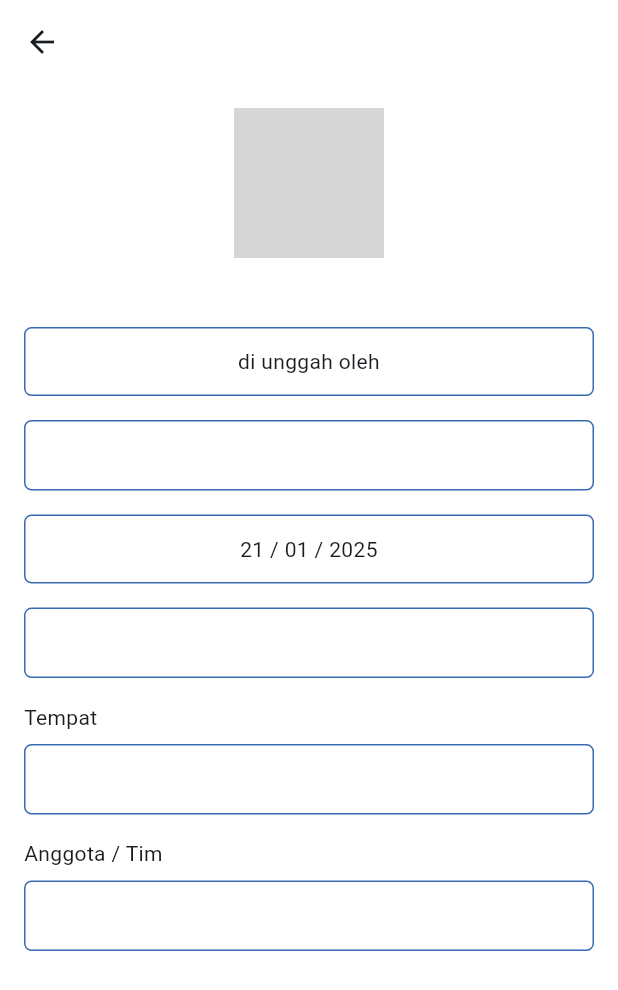
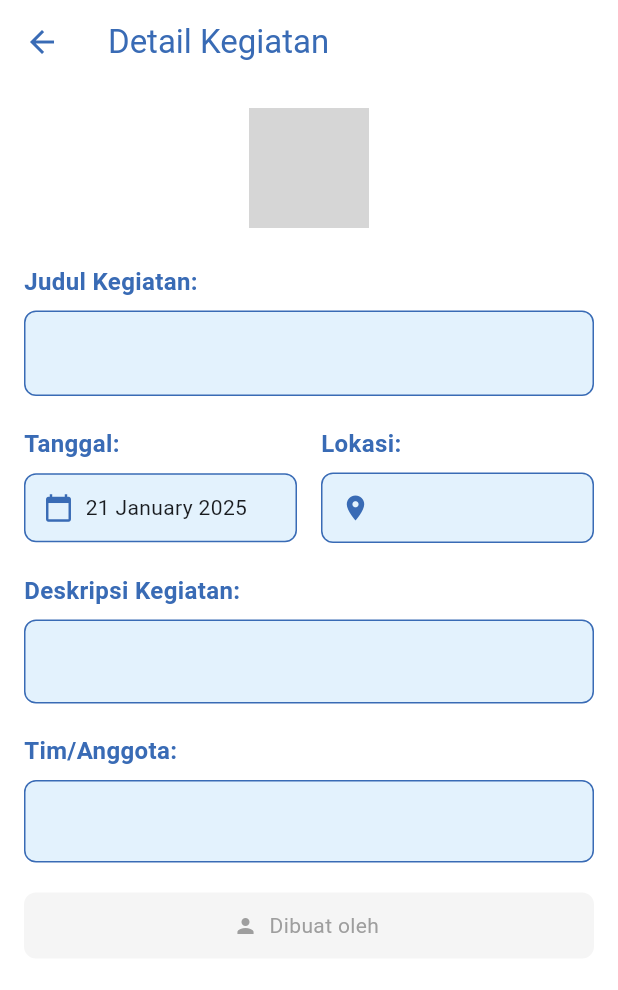
Before and after one commit to zahrld/rekap, a Flutter app: the DetailKegiatanScreen screen opened directly with empty values, on a phone screen of 412 x 824 dp. Shown: the top 990 px of the screen. Run offline on Flutter 3.47's test engine with Material 3 defaults, Android fonts, the phone set to English and light mode, and no system bars; our stand-ins replace google_fonts, image_picker, table_calendar; network calls fail; grey boxes are pictures that could not be loaded.

Commit message:
detail kegiatan screen

```diff
--- a/lib/screens/catatan_survei.dart
+++ b/lib/screens/catatan_survei.dart
@@ -5,15 +5,18 @@ import 'package:intl/intl.dart';
 import '../config/api_config.dart';
 import '../models/survey_model.dart';
 import 'detail_kegiatan_screen.dart';
+import '../models/user_model.dart';
 
 class CatatanSurvei extends StatefulWidget {
   final String username;
   final int userId;
+  final User user;
 
   const CatatanSurvei({
     super.key,
     required this.username,
     required this.userId,
+    required this.user,
   });
 
   @override
@@ -54,10 +57,13 @@ class _CatatanSurveiState extends State<CatatanSurvei> {
   void _filterActivities(String query) {
     final filtered = _activities.where((activity) {
       final titleLower = activity.judul.toLowerCase();
-      final dateFormatted = DateFormat('EEEE, d MMMM yyyy', 'id_ID').format(activity.tanggal).toLowerCase();
+      final dateFormatted = DateFormat('EEEE, d MMMM yyyy', 'id_ID')
+          .format(activity.tanggal)
+          .toLowerCase();
       final searchLower = query.toLowerCase();
 
-      return titleLower.contains(searchLower) || dateFormatted.contains(searchLower);
+      return titleLower.contains(searchLower) ||
+          dateFormatted.contains(searchLower);
     }).toList();
 
     setState(() {
@@ -101,7 +107,9 @@ class _CatatanSurveiState extends State<CatatanSurvei> {
                     itemCount: _filteredActivities.length,
                     itemBuilder: (context, index) {
                       final activity = _filteredActivities[index];
-                      final formattedDate = DateFormat('EEEE, d MMMM yyyy', 'id_ID').format(activity.tanggal);
+                      final formattedDate =
+                          DateFormat('EEEE, d MMMM yyyy', 'id_ID')
+                              .format(activity.tanggal);
                       return Card(
                         child: ListTile(
                           title: Text(
@@ -116,7 +124,10 @@ class _CatatanSurveiState extends State<CatatanSurvei> {
                             Navigator.push(
                               context,
                               MaterialPageRoute(
-                                builder: (context) => DetailKegiatanScreen(activity: activity),
+                                builder: (context) => DetailKegiatanScreen(
+                                  activity: activity,
+                                  user: widget.user,
+                                ),
                               ),
                             );
                           },
--- a/lib/screens/detail_kegiatan_screen.dart
+++ b/lib/screens/detail_kegiatan_screen.dart
@@ -1,38 +1,83 @@
 import 'package:flutter/material.dart';
 import '../models/survey_model.dart';
 import 'package:intl/intl.dart';
+import '../models/user_model.dart';
 
 class DetailKegiatanScreen extends StatelessWidget {
   final Activity activity;
+  final User user;
 
-  const DetailKegiatanScreen({super.key, required this.activity});
+  const DetailKegiatanScreen(
+      {super.key, required this.activity, required this.user});
 
   @override
   Widget build(BuildContext context) {
     return Scaffold(
       appBar: AppBar(
+        title: const Text(
+          'Detail Kegiatan',
+          style: TextStyle(color: Color(0xFF396BB5)),
+        ),
         backgroundColor: Colors.white,
         elevation: 0,
+        iconTheme: const IconThemeData(color: Color(0xFF396BB5)),
       ),
       backgroundColor: Colors.white,
       body: SingleChildScrollView(
         padding: const EdgeInsets.all(16.0),
         child: Column(
-          crossAxisAlignment: CrossAxisAlignment.center,
+          crossAxisAlignment: CrossAxisAlignment.start,
           children: [
-            Image.asset(
+            // Header dengan logo
+            Center(
+              child: Image.asset(
                 'lib/images/Sicap_biru.png',
-              height: 100,
+                height: 80,
               ),
-            const SizedBox(height: 10),
+            ),
+            const SizedBox(height: 24),
+
+            // Judul Kegiatan
+            const Text(
+              'Judul Kegiatan:',
+              style: TextStyle(
+                fontSize: 16,
+                fontWeight: FontWeight.bold,
+                color: Color(0xFF396BB5),
+              ),
+            ),
+            const SizedBox(height: 8),
+            Container(
+              width: double.infinity,
+              padding: const EdgeInsets.all(16),
+              decoration: BoxDecoration(
+                color: Colors.blue[50],
+                borderRadius: BorderRadius.circular(8),
+                border: Border.all(color: const Color(0xFF396BB5)),
+              ),
+              child: Text(
+                activity.judul,
+                style: const TextStyle(fontSize: 16),
+              ),
+            ),
             const SizedBox(height: 20),
-            // Gambar dokumentasi
-            if (activity.images != null && activity.images!.isNotEmpty)
+
+            // Dokumentasi Foto
+            if (activity.images != null && activity.images!.isNotEmpty) ...[
+              const Text(
+                'Dokumentasi:',
+                style: TextStyle(
+                  fontSize: 16,
+                  fontWeight: FontWeight.bold,
+                  color: Color(0xFF396BB5),
+                ),
+              ),
+              const SizedBox(height: 8),
               Container(
                 height: 200,
                 decoration: BoxDecoration(
+                  borderRadius: BorderRadius.circular(8),
                   border: Border.all(color: const Color(0xFF396BB5)),
-                  borderRadius: BorderRadius.circular(8),
                 ),
                 child: ListView.builder(
                   scrollDirection: Axis.horizontal,
@@ -45,120 +90,185 @@ class DetailKegiatanScreen extends StatelessWidget {
                         child: Image.network(
                           activity.images![index],
                           fit: BoxFit.cover,
+                          width: 250,
+                          errorBuilder: (context, error, stackTrace) {
+                            return Container(
+                              width: 250,
+                              color: Colors.grey[200],
+                              child: const Center(
+                                child: Icon(Icons.error),
+                              ),
+                            );
+                          },
                         ),
                       ),
                     );
                   },
                 ),
               ),
-            const SizedBox(height: 16),
-            // Diunggah oleh
-            Container(
-              width: double.infinity,
-              padding: const EdgeInsets.symmetric(vertical: 12, horizontal: 16),
-              decoration: BoxDecoration(
-                border: Border.all(color: const Color(0xFF396BB5)),
-                borderRadius: BorderRadius.circular(5),
-              ),
-              child: Text(
-                'di unggah oleh ${activity.username}',
-                textAlign: TextAlign.center,
-                style: const TextStyle(fontSize: 14),
-              ),
-            ),
-            const SizedBox(height: 16),
-            // Judul
-            Container(
-              width: double.infinity,
-              padding: const EdgeInsets.symmetric(vertical: 12, horizontal: 16),
-              decoration: BoxDecoration(
-                border: Border.all(color: const Color(0xFF396BB5)),
-                borderRadius: BorderRadius.circular(5),
-              ),
-              child: Text(
-                activity.judul,
-                textAlign: TextAlign.center,
-                style: const TextStyle(fontSize: 14),
-              ),
-            ),
-            const SizedBox(height: 16),
-            // Tanggal
-            Container(
-              width: double.infinity,
-              padding: const EdgeInsets.symmetric(vertical: 12, horizontal: 16),
-              decoration: BoxDecoration(
-                border: Border.all(color: const Color(0xFF396BB5)),
-                borderRadius: BorderRadius.circular(5),
-              ),
-              child: Text(
-                DateFormat('dd / MM / yyyy').format(activity.tanggal),
-                textAlign: TextAlign.center,
-                style: const TextStyle(fontSize: 14),
-              ),
-            ),
-            const SizedBox(height: 16),
-            // Deskripsi
-            Container(
-              width: double.infinity,
-              padding: const EdgeInsets.symmetric(vertical: 12, horizontal: 16),
-              decoration: BoxDecoration(
-                border: Border.all(color: const Color(0xFF396BB5)),
-                borderRadius: BorderRadius.circular(5),
-              ),
-              child: Text(
-                activity.deskripsi,
-                style: const TextStyle(fontSize: 14),
-              ),
-            ),
-            const SizedBox(height: 16),
-            // Tempat
-            Column(
+              const SizedBox(height: 20),
+            ],
+
+            // Informasi Waktu dan Tempat
+            Row(
+              children: [
+                Expanded(
+                  child: Column(
                     crossAxisAlignment: CrossAxisAlignment.start,
                     children: [
                       const Text(
-                  'Tempat',
-                  style: TextStyle(fontSize: 14),
+                        'Tanggal:',
+                        style: TextStyle(
+                          fontSize: 16,
+                          fontWeight: FontWeight.bold,
+                          color: Color(0xFF396BB5),
+                        ),
+                      ),
+                      const SizedBox(height: 8),
+                      Container(
+                        padding: const EdgeInsets.all(12),
+                        decoration: BoxDecoration(
+                          color: Colors.blue[50],
+                          borderRadius: BorderRadius.circular(8),
+                          border: Border.all(color: const Color(0xFF396BB5)),
+                        ),
+                        child: Row(
+                          children: [
+                            const Icon(
+                              Icons.calendar_today,
+                              color: Color(0xFF396BB5),
+                              size: 20,
+                            ),
+                            const SizedBox(width: 8),
+                            Text(
+                              DateFormat('dd MMMM yyyy')
+                                  .format(activity.tanggal),
+                              style: const TextStyle(fontSize: 14),
+                            ),
+                          ],
+                        ),
+                      ),
+                    ],
+                  ),
+                ),
+                const SizedBox(width: 16),
+                Expanded(
+                  child: Column(
+                    crossAxisAlignment: CrossAxisAlignment.start,
+                    children: [
+                      const Text(
+                        'Lokasi:',
+                        style: TextStyle(
+                          fontSize: 16,
+                          fontWeight: FontWeight.bold,
+                          color: Color(0xFF396BB5),
+                        ),
+                      ),
+                      const SizedBox(height: 8),
+                      Container(
+                        padding: const EdgeInsets.all(12),
+                        decoration: BoxDecoration(
+                          color: Colors.blue[50],
+                          borderRadius: BorderRadius.circular(8),
+                          border: Border.all(color: const Color(0xFF396BB5)),
+                        ),
+                        child: Row(
+                          children: [
+                            const Icon(
+                              Icons.location_on,
+                              color: Color(0xFF396BB5),
+                              size: 20,
+                            ),
+                            const SizedBox(width: 8),
+                            Expanded(
+                              child: Text(
+                                activity.tempat,
+                                style: const TextStyle(fontSize: 14),
+                                overflow: TextOverflow.ellipsis,
+                              ),
+                            ),
+                          ],
+                        ),
+                      ),
+                    ],
+                  ),
+                ),
+              ],
+            ),
+            const SizedBox(height: 20),
+
+            // Deskripsi
+            const Text(
+              'Deskripsi Kegiatan:',
+              style: TextStyle(
+                fontSize: 16,
+                fontWeight: FontWeight.bold,
+                color: Color(0xFF396BB5),
+              ),
             ),
             const SizedBox(height: 8),
             Container(
               width: double.infinity,
-                  padding:
-                      const EdgeInsets.symmetric(vertical: 12, horizontal: 16),
+              padding: const EdgeInsets.all(16),
               decoration: BoxDecoration(
+                color: Colors.blue[50],
+                borderRadius: BorderRadius.circular(8),
                 border: Border.all(color: const Color(0xFF396BB5)),
-                    borderRadius: BorderRadius.circular(5),
               ),
               child: Text(
-                    activity.tempat,
-                    style: const TextStyle(fontSize: 14),
+                activity.deskripsi,
+                style: const TextStyle(fontSize: 14, height: 1.5),
               ),
             ),
-              ],
+            const SizedBox(height: 20),
+
+            // Tim/Anggota
+            const Text(
+              'Tim/Anggota:',
+              style: TextStyle(
+                fontSize: 16,
+                fontWeight: FontWeight.bold,
+                color: Color(0xFF396BB5),
               ),
-            const SizedBox(height: 16),
-            // Anggota/Tim
-            Column(
-              crossAxisAlignment: CrossAxisAlignment.start,
-              children: [
-                const Text(
-                  'Anggota / Tim',
-                  style: TextStyle(fontSize: 14),
             ),
             const SizedBox(height: 8),
             Container(
               width: double.infinity,
-                  padding:
-                      const EdgeInsets.symmetric(vertical: 12, horizontal: 16),
+              padding: const EdgeInsets.all(16),
               decoration: BoxDecoration(
+                color: Colors.blue[50],
+                borderRadius: BorderRadius.circular(8),
                 border: Border.all(color: const Color(0xFF396BB5)),
-                    borderRadius: BorderRadius.circular(5),
               ),
               child: Text(
                 activity.anggota,
                 style: const TextStyle(fontSize: 14),
               ),
             ),
+            const SizedBox(height: 20),
+
+            // Info pembuat catatan
+            Container(
+              width: double.infinity,
+              padding: const EdgeInsets.all(12),
+              decoration: BoxDecoration(
+                color: Colors.grey[100],
+                borderRadius: BorderRadius.circular(8),
+              ),
+              child: Row(
+                mainAxisAlignment: MainAxisAlignment.center,
+                children: [
+                  const Icon(Icons.person, size: 16, color: Colors.grey),
+                  const SizedBox(width: 8),
+                  Text(
+                    'Dibuat oleh ${user.nama}',
+                    style: const TextStyle(
+                      fontSize: 14,
+                      color: Colors.grey,
+                    ),
+                  ),
                 ],
+              ),
             ),
           ],
         ),
--- a/lib/screens/home_screen.dart
+++ b/lib/screens/home_screen.dart
@@ -156,6 +156,7 @@ class _HomeScreenState extends State<HomeScreen> {
                             builder: (context) => CatatanSurvei(
                               username: widget.user.nama,
                               userId: int.parse(widget.user.id),
+                              user: widget.user,
                             ),
                           ),
                         );
@@ -270,8 +271,10 @@ class _HomeScreenState extends State<HomeScreen> {
                         Navigator.push(
                           context,
                           MaterialPageRoute(
-                            builder: (context) =>
-                                RecapScreen(userId: int.parse(widget.user.id)),
+                            builder: (context) => RecapScreen(
+                              userId: int.parse(widget.user.id),
+                              user: widget.user,
+                            ),
                           ),
                         );
                       },
--- a/lib/screens/recap_screen.dart
+++ b/lib/screens/recap_screen.dart
@@ -2,16 +2,19 @@ import 'package:flutter/material.dart';
 import 'package:http/http.dart' as http;
 import 'dart:convert';
 import 'package:intl/intl.dart';
+import 'package:rekap_kominfo/models/user_model.dart';
 import '../config/api_config.dart';
 import '../models/survey_model.dart';
 import 'detail_kegiatan_screen.dart';
 
 class RecapScreen extends StatefulWidget {
   final int userId;
+  final User user;
 
   const RecapScreen({
     super.key,
     required this.userId,
+    required this.user,
   });
 
   @override
@@ -52,10 +55,13 @@ class _RecapScreenState extends State<RecapScreen> {
   void _filterActivities(String query) {
     final filtered = _activities.where((activity) {
       final titleLower = activity.judul.toLowerCase();
-      final dateFormatted = DateFormat('EEEE, d MMMM yyyy', 'id_ID').format(activity.tanggal).toLowerCase();
+      final dateFormatted = DateFormat('EEEE, d MMMM yyyy', 'id_ID')
+          .format(activity.tanggal)
+          .toLowerCase();
       final searchLower = query.toLowerCase();
 
-      return titleLower.contains(searchLower) || dateFormatted.contains(searchLower);
+      return titleLower.contains(searchLower) ||
+          dateFormatted.contains(searchLower);
     }).toList();
 
     setState(() {
@@ -135,7 +141,9 @@ class _RecapScreenState extends State<RecapScreen> {
                     itemCount: _filteredActivities.length,
                     itemBuilder: (context, index) {
                       final activity = _filteredActivities[index];
-                      final formattedDate = DateFormat('EEEE, d MMMM yyyy', 'id_ID').format(activity.tanggal);
+                      final formattedDate =
+                          DateFormat('EEEE, d MMMM yyyy', 'id_ID')
+                              .format(activity.tanggal);
                       return Card(
                         child: ListTile(
                           title: Text(
@@ -156,7 +164,10 @@ class _RecapScreenState extends State<RecapScreen> {
                             Navigator.push(
                               context,
                               MaterialPageRoute(
-                                builder: (context) => DetailKegiatanScreen(activity: activity),
+                                builder: (context) => DetailKegiatanScreen(
+                                  activity: activity,
+                                  user: widget.user,
+                                ),
                               ),
                             );
                           },
```
Also changed, not shown: pubspec.lock, 3 other files. Lines whose indentation alone changed are shown as unchanged.
